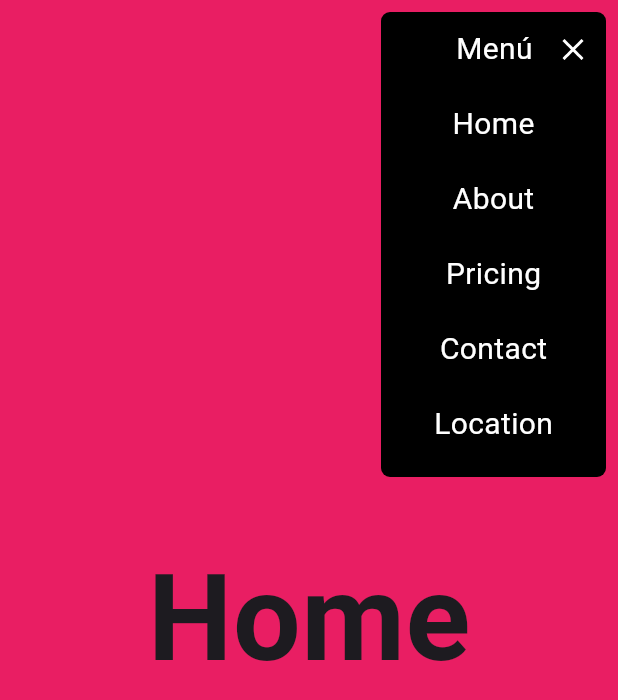
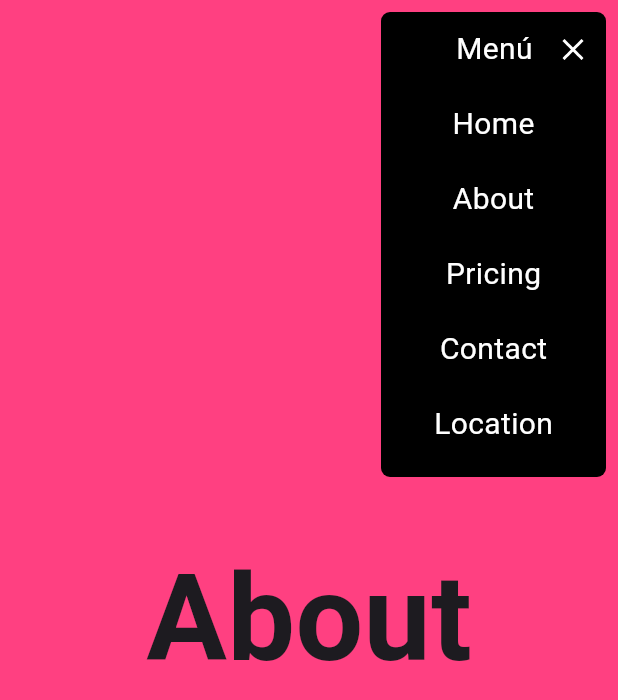
Before and after one commit to AddisonReyes/flutter_landing_page, a Flutter app: the screen it shows after launch, after a tap on "Menú", after a tap on "About", on a phone screen of 412 x 824 dp. Shown: the top 700 px of the screen. Run offline on Flutter 3.47's test engine with Material 3 defaults, Android fonts, the phone set to English and light mode, and no system bars; our stand-ins replace animate_do, fluro, google_fonts; missing offline and left inert: universal_html.

```diff
--- a/lib/main.dart
+++ b/lib/main.dart
@@ -1,8 +1,30 @@
+import 'package:flutter_landing_page/providers/page_provider.dart';
+import 'package:flutter_landing_page/ui/pages/home_page.dart';
+import 'package:flutter_landing_page/router/router.dart';
+import 'package:provider/provider.dart';
 import 'package:flutter/material.dart';
-import 'package:flutter_landing_page/router/router.dart';
-import 'package:flutter_landing_page/ui/pages/home_page.dart';
 
-void main() => runApp(const MyApp());
+void main() {
+  runApp(
+    const AppState(),
+  );
+}
+
+class AppState extends StatelessWidget {
+  const AppState({super.key});
+
+  @override
+  Widget build(BuildContext context) {
+    return MultiProvider(
+      providers: [
+        ChangeNotifierProvider(
+          create: (context) => PageProvider(),
+        )
+      ],
+      child: const MyApp(),
+    );
+  }
+}
 
 class MyApp extends StatefulWidget {
   const MyApp({super.key});
@@ -23,9 +45,10 @@ class _MyAppState extends State<MyApp> {
   Widget build(BuildContext context) {
     return MaterialApp(
       debugShowCheckedModeBanner: false,
+      onGenerateRoute: Flurorouter.router.generator,
       title: 'Landing Page',
-      onGenerateRoute: Flurorouter.router.generator,
-      home: const HomePage(),
+      initialRoute: '/home',
+      // home: const HomePage(),
     );
   }
 }
--- /dev/null
+++ b/lib/providers/page_provider.dart
@@ -0,0 +1,46 @@
+import 'package:universal_html/html.dart' as html;
+import 'package:flutter/material.dart';
+
+class PageProvider extends ChangeNotifier {
+  PageController _scrollController = PageController();
+  int _currentIndex = 0;
+  final List<String> _pages = [
+    'home',
+    'about',
+    'pricing',
+    'contact',
+    'location'
+  ];
+
+  PageController get scrollController => _scrollController;
+  List<String> get pages => _pages;
+
+  void createScrollController(String routeName) {
+    int idx = getPageIndex(routeName);
+
+    _scrollController = PageController(initialPage: idx);
+    html.document.title = _pages[idx];
+
+    _scrollController.addListener(() {
+      final pageIndex = (scrollController.page ?? 0).round();
+
+      if (pageIndex != _currentIndex) {
+        html.window.history.pushState(null, 'none', '#/${_pages[pageIndex]}');
+        html.document.title = _pages[pageIndex];
+        _currentIndex = pageIndex;
+      }
+    });
+  }
+
+  int getPageIndex(String routeName) {
+    return !_pages.contains(routeName) ? 0 : _pages.indexOf(routeName);
+  }
+
+  void goTo(int index) {
+    scrollController.animateToPage(
+      index,
+      duration: const Duration(milliseconds: 300),
+      curve: Curves.easeInOut,
+    );
+  }
+}
--- a/lib/router/route_handlers.dart
+++ b/lib/router/route_handlers.dart
@@ -1,8 +1,18 @@
 import 'package:fluro/fluro.dart';
+import 'package:flutter_landing_page/providers/page_provider.dart';
 import 'package:flutter_landing_page/ui/pages/home_page.dart';
+import 'package:provider/provider.dart';
 
 final Handler homeHandler = Handler(
   handlerFunc: (context, parameters) {
-    return const HomePage();
+    final pageProvider = Provider.of<PageProvider>(context!, listen: false);
+    final page = parameters['page']!.first;
+
+    if (page != '/') {
+      pageProvider.createScrollController(page);
+      return const HomePage();
+    }
+
+    return null;
   },
 );
--- a/lib/ui/pages/home_page.dart
+++ b/lib/ui/pages/home_page.dart
@@ -1,4 +1,5 @@
 import 'package:flutter/material.dart';
+import 'package:flutter_landing_page/providers/page_provider.dart';
 
 import 'package:flutter_landing_page/ui/shared/custom_app_menu.dart';
 import 'package:flutter_landing_page/ui/views/location_view.dart';
@@ -6,6 +7,7 @@ import 'package:flutter_landing_page/ui/views/contact_view.dart';
 import 'package:flutter_landing_page/ui/views/pricing_view.dart';
 import 'package:flutter_landing_page/ui/views/about_view.dart';
 import 'package:flutter_landing_page/ui/views/home_view.dart';
+import 'package:provider/provider.dart';
 
 class HomePage extends StatelessWidget {
   const HomePage({super.key});
@@ -47,11 +49,14 @@ class HomePage extends StatelessWidget {
 }
 
 class _HomeBody extends StatelessWidget {
-  const _HomeBody({super.key});
+  const _HomeBody();
 
   @override
   Widget build(BuildContext context) {
+    final pageProvider = Provider.of<PageProvider>(context, listen: false);
+
     return PageView(
+      controller: pageProvider.scrollController,
       scrollDirection: Axis.vertical,
       children: const [
         HomeView(),
--- a/lib/ui/shared/custom_app_menu.dart
+++ b/lib/ui/shared/custom_app_menu.dart
@@ -1,7 +1,8 @@
+import 'package:flutter_landing_page/ui/shared/custom_menu_item.dart';
+import 'package:flutter_landing_page/providers/page_provider.dart';
+import 'package:google_fonts/google_fonts.dart';
+import 'package:provider/provider.dart';
 import 'package:flutter/material.dart';
-import 'package:flutter/widgets.dart';
-import 'package:flutter_landing_page/ui/shared/custom_menu_item.dart';
-import 'package:google_fonts/google_fonts.dart';
 
 class CustomAppMenu extends StatefulWidget {
   const CustomAppMenu({super.key});
@@ -25,6 +26,8 @@ class _CustomAppMenuState extends State<CustomAppMenu>
 
   @override
   Widget build(BuildContext context) {
+    final pageProvider = Provider.of<PageProvider>(context, listen: false);
+
     return SafeArea(
       child: MouseRegion(
         cursor: SystemMouseCursors.click,
@@ -59,27 +62,37 @@ class _CustomAppMenuState extends State<CustomAppMenu>
                 if (isOpen) ...[
                   CustomMenuItem(
                     text: 'Home',
-                    onPressed: () {},
+                    onPressed: () {
+                      pageProvider.goTo(0);
+                    },
                     delay: 0,
                   ),
                   CustomMenuItem(
                     text: 'About',
-                    onPressed: () {},
+                    onPressed: () {
+                      pageProvider.goTo(1);
+                    },
                     delay: 30,
                   ),
                   CustomMenuItem(
                     text: 'Pricing',
-                    onPressed: () {},
+                    onPressed: () {
+                      pageProvider.goTo(2);
+                    },
                     delay: 60,
                   ),
                   CustomMenuItem(
                     text: 'Contact',
-                    onPressed: () {},
+                    onPressed: () {
+                      pageProvider.goTo(3);
+                    },
                     delay: 90,
                   ),
                   CustomMenuItem(
                     text: 'Location',
-                    onPressed: () {},
+                    onPressed: () {
+                      pageProvider.goTo(4);
+                    },
                     delay: 120,
                   ),
                 ]
--- a/pubspec.yaml
+++ b/pubspec.yaml
@@ -38,6 +38,8 @@ dependencies:
   fluro: ^2.0.5
   google_fonts: ^6.2.1
   animate_do: ^3.3.4
+  provider: ^6.1.2
+  universal_html: ^2.2.4
 
 dev_dependencies:
   flutter_test:
```
Also changed, not shown: pubspec.lock.
